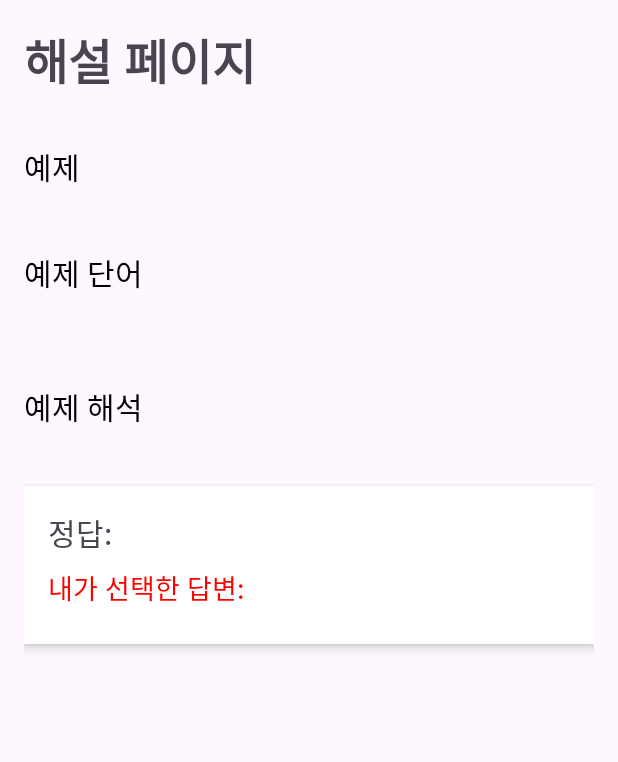
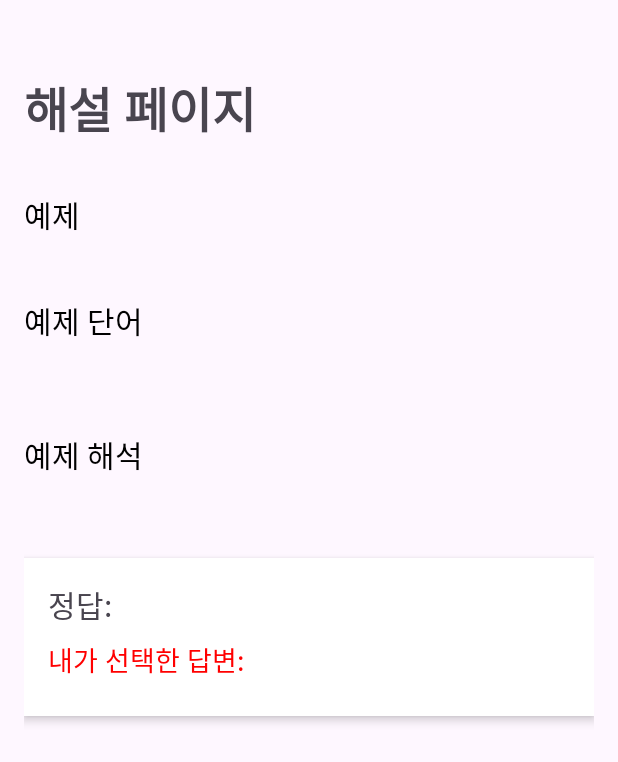
Before and after one commit to melly8954/EnkoQuest, an Android app: the BWriteExplanation screen opened directly, with no data from a screen before it, on a phone screen of 412 x 824 dp. Shown: the top 762 px of the screen. Run offline under Robolectric (Android 15) with nearby library versions, the phone set to English and light mode, and no system bars.

Commit message:
241205 updatee BWrite

```diff
--- a/app/src/main/java/com/example/enkoquest/challenge/BWriteActivity.java
+++ b/app/src/main/java/com/example/enkoquest/challenge/BWriteActivity.java
@@ -177,6 +177,9 @@ public class BWriteActivity extends AppCompatActivity{
         showExample.setText(exampleWithBlank);  // 문제 예제 텍스트뷰에 빈칸 표시
         showTranslation.setText(question.getTranslation());
 
+        // EditText 초기화
+        inputAnswer.setText("");
+
         String word = question.getWord(); // 단어 가져오기
         if (word != null && !word.isEmpty()) {
             char firstChar = word.charAt(0); // 첫 글자 가져오기
@@ -320,6 +323,9 @@ public class BWriteActivity extends AppCompatActivity{
                     updateHearts();
                 }
             }
+
+            // EditText 초기화
+            inputAnswer.setText("");
             //새로운 문제 로드
             loadNewQuestion();
         }
--- a/app/src/main/res/layout/activity_bwrite_explanation.xml
+++ b/app/src/main/res/layout/activity_bwrite_explanation.xml
@@ -11,6 +11,7 @@
         android:layout_height="wrap_content"
         android:text="해설 페이지"
         android:textSize="32sp"
+        android:layout_marginTop="32dp"
         android:paddingBottom="16dp"
         android:layout_marginBottom="16dp"
         android:textStyle="bold" />
@@ -69,6 +70,7 @@
         android:orientation="vertical"
         android:background="#FFFFFF"
         android:padding="16dp"
+        android:layout_marginTop="16dp"
         android:elevation="4dp">
 
         <!-- 정답 -->
@@ -101,22 +103,24 @@
 
         <Button
             android:id="@+id/retryBlank"
-            android:layout_width="wrap_content"
+            android:layout_width="match_parent"
             android:layout_height="wrap_content"
+            android:layout_weight="0.5"
             android:text="다시 시도"
             android:layout_marginEnd="8dp" />
 
         <Button
             android:id="@+id/nextBlank"
-            android:layout_width="wrap_content"
+            android:layout_width="match_parent"
             android:layout_height="wrap_content"
             android:text="다음 문제"
             android:layout_marginEnd="8dp" />
 
         <Button
             android:id="@+id/moveMainButton"
-            android:layout_width="wrap_content"
+            android:layout_width="match_parent"
             android:layout_height="wrap_content"
+            android:layout_weight="0.5"
             android:text="메인으로" />
     </LinearLayout>
 </LinearLayout>
```
Also changed, not shown: app/src/main/java/com/example/enkoquest/challenge/BWriteExplanation.java (+9 -3 lines).
